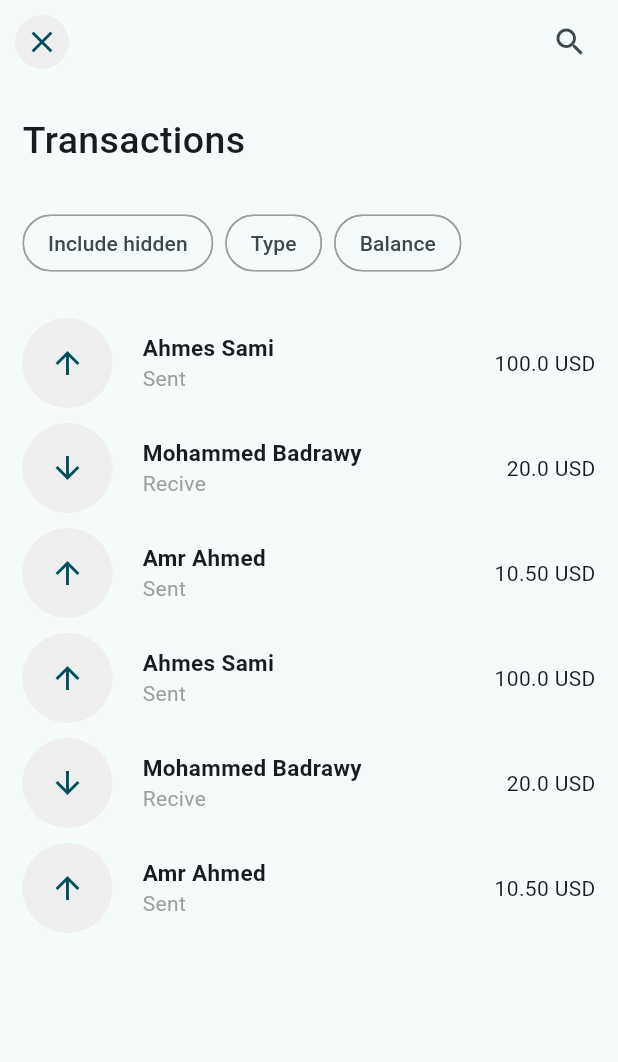
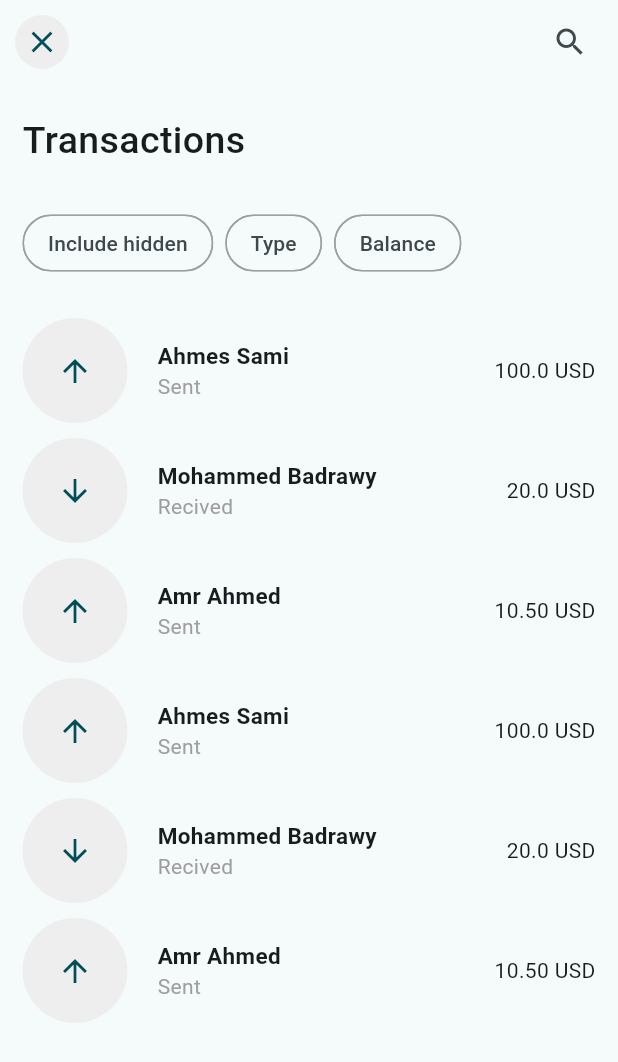
Before and after one commit to asamiiii/wise_clone, a Flutter app: the screen it shows after launch, after a tap on "See all", on a phone screen of 412 x 824 dp. Shown: the top 1062 px of the screen. Run offline on Flutter 3.47's test engine with Material 3 defaults, Android fonts, the phone set to English and light mode, and no system bars; our stand-ins replace hexcolor, toggle_switch.

Commit message:
work on details screen

```diff
--- a/lib/main.dart
+++ b/lib/main.dart
@@ -1,6 +1,6 @@
 import 'package:flutter/material.dart';
 import 'package:hexcolor/hexcolor.dart';
-import 'package:wise_clone/main_view.dart';
+import 'package:wise_clone/screens/main_view.dart';
 
 HexColor mainColor = HexColor('#87EA5C');
 
--- a/lib/home.dart
+++ b/lib/screens/home.dart
@@ -1,7 +1,8 @@
 import 'package:flutter/material.dart';
 import 'package:wise_clone/main.dart';
-import 'package:wise_clone/settings.dart';
-import 'package:wise_clone/trans_list.dart';
+import 'package:wise_clone/screens/settings.dart';
+import 'package:wise_clone/screens/trans_details.dart';
+import 'package:wise_clone/screens/trans_list.dart';
 
 List<String> imagesList=[
   'images/1.png',
@@ -62,7 +63,7 @@ class _HomeScreenState extends State<HomeScreen> {
                   const Expanded(child: SizedBox()),
                   GestureDetector(
                     onTap: () {
-                       Navigator.push(context, MaterialPageRoute(builder:(context) => TransactionsList(),));
+                       Navigator.push(context, MaterialPageRoute(builder:(context) => const TransactionsList(),));
                     },
                     child: const Text(
                       'See all',
@@ -78,11 +79,11 @@ class _HomeScreenState extends State<HomeScreen> {
                 height: 20,
               ),
 
-              transactionsItem(userName: 'Ahmes Sami',sent: true,mony: '100.0'),
+              transactionsItem(context, userName: 'Ahmes Sami',sent: true,mony: '100.0'),
               SizedBox(height: 10,),
-              transactionsItem(userName: 'Mohammed Badrawy',sent: false,mony: '20.0'),
+              transactionsItem(context, userName: 'Mohammed Badrawy',sent: false,mony: '20.0'),
               SizedBox(height: 10,),
-              transactionsItem(userName: 'Amr Ahmed',sent: true,mony: '10.50'),
+              transactionsItem(context, userName: 'Amr Ahmed',sent: true,mony: '10.50'),
 
               const SizedBox(
                 height: 40,
@@ -162,14 +163,18 @@ Widget radiusButton({required String? txt}){
 
 
 
-Widget transactionsItem({bool? home=true, required String? userName,required bool? sent, required String? mony}){
+Widget transactionsItem(BuildContext context,{bool? home=true, required String? userName,required bool? sent, required String? mony}){
   //? Transactions Section
   return
-              Row(
+              GestureDetector(
+                onTap: () {
+                  Navigator.push(context,MaterialPageRoute(builder: (context) => const TransDetails(),));
+                },
+                child: Row(
                   mainAxisAlignment: MainAxisAlignment.start,
                   children: [
                     CircleAvatar(
-                        radius: home==true? 25 : 30,
+                          radius: home==true? 25 : 35,
                           backgroundColor: Colors.grey[200],
                           child:  Icon(sent==true ?Icons.arrow_upward:Icons.arrow_downward),
                         ),
@@ -179,11 +184,12 @@ Widget transactionsItem({bool? home=true, required String? userName,required boo
                       crossAxisAlignment: CrossAxisAlignment.start,
                       children: [
                         Text(userName??'',style:  TextStyle(fontSize:home==true? 13:15,fontWeight: FontWeight.bold),),
-                      Text(sent==true?'Sent':'Recive',textAlign: TextAlign.start,style: const TextStyle(color: Colors.grey),)
+                        Text(sent==true?'Sent':'Recived',textAlign: TextAlign.start,style: const TextStyle(color: Colors.grey),)
                       ],
                     ),
                     const Expanded(child: SizedBox()),
-                   Text('$mony USD')
+                     Text('$mony USD',style: const TextStyle(fontWeight: FontWeight.w400),)
                   ],
+                ),
               );
 }
--- a/lib/main_view.dart
+++ b/lib/screens/main_view.dart
@@ -1,5 +1,5 @@
 import 'package:flutter/material.dart';
-import 'package:wise_clone/home.dart';
+import 'package:wise_clone/screens/home.dart';
 import 'package:wise_clone/main.dart';
 
 class MainView extends StatefulWidget {
--- a/lib/settings.dart
+++ b/lib/screens/settings.dart
@@ -1,5 +1,5 @@
 import 'package:flutter/material.dart';
-import 'package:wise_clone/home.dart';
+import 'package:wise_clone/screens/home.dart';
 
 class SettingsScreen extends StatefulWidget {
   const SettingsScreen({super.key});
--- a/lib/trans_list.dart
+++ b/lib/screens/trans_list.dart
@@ -1,5 +1,5 @@
 import 'package:flutter/material.dart';
-import 'package:wise_clone/home.dart';
+import 'package:wise_clone/screens/home.dart';
 
 class TransactionsList extends StatefulWidget {
   const TransactionsList({super.key});
@@ -63,35 +63,42 @@ class _TransactionsListState extends State<TransactionsList> {
               ),
             ),
             transactionsItem(
+              context,
               home: false,
               userName: 'Ahmes Sami', sent: true, mony: '100.0'),
             SizedBox(
               height: 10,
             ),
-            transactionsItem(home: false,
+            transactionsItem(
+              context,
+              home: false,
                 userName: 'Mohammed Badrawy', sent: false, mony: '20.0'),
             SizedBox(
               height: 10,
             ),
             transactionsItem(
+              context,
               home: false,
               userName: 'Amr Ahmed', sent: true, mony: '10.50'),
             SizedBox(
               height: 10,
             ),
             transactionsItem(
+              context,
               home: false,
               userName: 'Ahmes Sami', sent: true, mony: '100.0'),
             SizedBox(
               height: 10,
             ),
             transactionsItem(
+              context,
               home: false,
                 userName: 'Mohammed Badrawy', sent: false, mony: '20.0'),
             SizedBox(
               height: 10,
             ),
             transactionsItem(
+              context,
               home: false,
               userName: 'Amr Ahmed', sent: true, mony: '10.50'),
           ],
--- a/pubspec.yaml
+++ b/pubspec.yaml
@@ -36,6 +36,7 @@ dependencies:
   # Use with the CupertinoIcons class for iOS style icons.
   cupertino_icons: ^1.0.2
   hexcolor: ^3.0.1
+  toggle_switch: ^2.1.0
 
 dev_dependencies:
   flutter_test:
```
Also changed, not shown: lib/card.dart (deleted, +0 -10 lines), lib/manage.dart (deleted, +0 -10 lines), lib/rep.dart (deleted, +0 -10 lines), lib/screens/trans_details.dart (added, +213 -0 lines), lib/send.dart (deleted, +0 -10 lines), pubspec.lock. Lines whose indentation alone changed are shown as unchanged.
